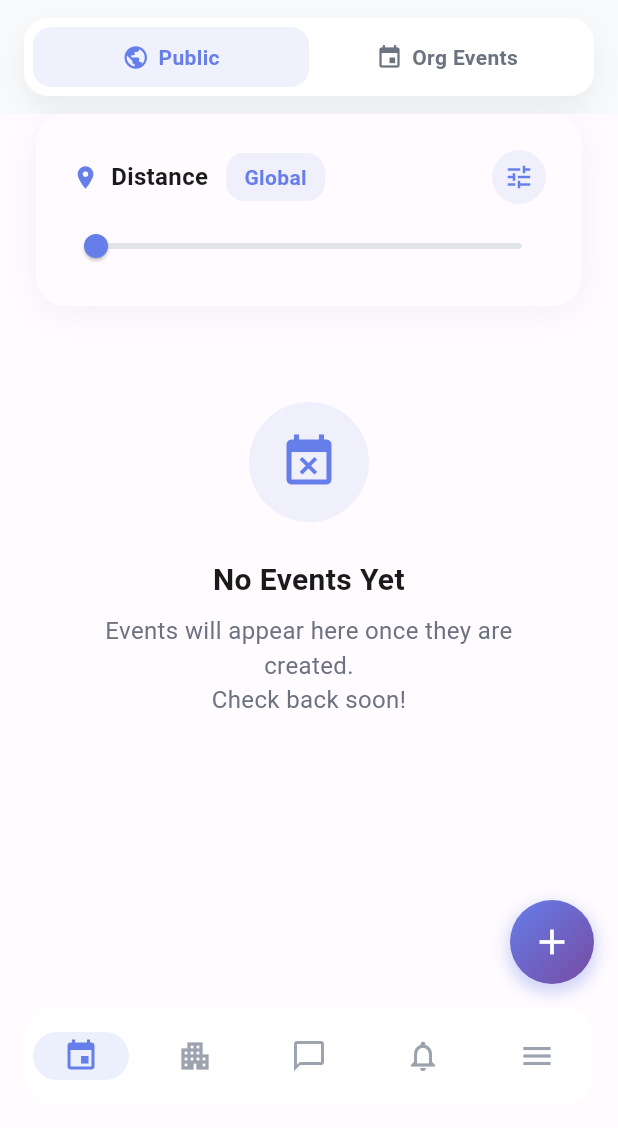
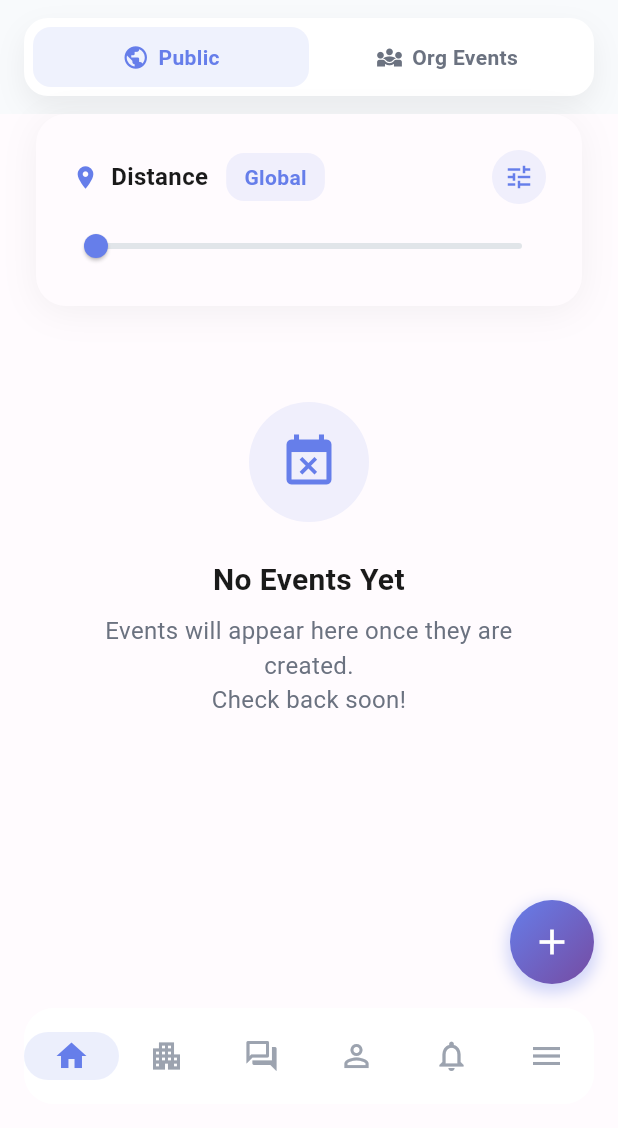
Before and after one commit to orgamiapps/orgamiappV1, a Flutter app: the DashboardScreen screen opened directly, on a phone screen of 412 x 824 dp, the part 108-1236 px from its top. Run offline on Flutter 3.47's test engine with Material 3 defaults, Android fonts, the phone set to English and light mode, and no system bars; our stand-ins replace cached_network_image, carousel_slider, cloud_firestore, firebase_auth, firebase_core, firebase_messaging and 17 more; missing offline and left inert: mobile_scanner, qr_code_scanner_plus, syncfusion_flutter_xlsio; accounts and stored records are empty; network calls fail.

Commit message:
UPDATED mobile app files with many changes as of 8/14/25 at 1:34am

```diff
--- a/lib/screens/Home/dashboard_screen.dart
+++ b/lib/screens/Home/dashboard_screen.dart
@@ -1,9 +1,10 @@
 import 'package:flutter/material.dart';
 import 'package:orgami/Screens/Home/home_hub_screen.dart';
-import 'package:orgami/Screens/Home/account_screen.dart';
+import 'package:orgami/screens/MyProfile/my_profile_screen.dart';
 import 'package:orgami/Screens/Home/notifications_screen.dart';
 import 'package:orgami/Screens/Messaging/messaging_screen.dart';
 import 'package:orgami/screens/Organizations/organizations_screen.dart';
+import 'package:orgami/Screens/Home/account_screen.dart';
 
 class DashboardScreen extends StatefulWidget {
   const DashboardScreen({super.key});
@@ -23,6 +24,7 @@ class _DashboardScreenState extends State<DashboardScreen> {
     HomeHubScreen(),
     OrganizationsScreen(),
     MessagingScreen(),
+    MyProfileScreen(showBackButton: false),
     NotificationsScreen(),
     AccountScreen(),
   ];
@@ -105,9 +107,9 @@ class _DashboardScreenState extends State<DashboardScreen> {
               }),
               destinations: const [
                 NavigationDestination(
-                  icon: Icon(Icons.event_outlined),
-                  selectedIcon: Icon(Icons.event),
-                  label: 'Events',
+                  icon: Icon(Icons.home_outlined),
+                  selectedIcon: Icon(Icons.home),
+                  label: 'Home',
                 ),
                 NavigationDestination(
                   icon: Icon(Icons.apartment_outlined),
@@ -115,9 +117,14 @@ class _DashboardScreenState extends State<DashboardScreen> {
                   label: 'Orgs',
                 ),
                 NavigationDestination(
-                  icon: Icon(Icons.chat_bubble_outline),
-                  selectedIcon: Icon(Icons.chat_bubble),
+                  icon: Icon(Icons.forum_outlined),
+                  selectedIcon: Icon(Icons.forum),
                   label: 'Messages',
+                ),
+                NavigationDestination(
+                  icon: Icon(Icons.person_outline),
+                  selectedIcon: Icon(Icons.person),
+                  label: 'Profile',
                 ),
                 NavigationDestination(
                   icon: Icon(Icons.notifications_none),
@@ -127,7 +134,7 @@ class _DashboardScreenState extends State<DashboardScreen> {
                 NavigationDestination(
                   icon: Icon(Icons.menu),
                   selectedIcon: Icon(Icons.menu),
-                  label: 'Menu',
+                  label: 'Account',
                 ),
               ],
             ),
--- a/lib/screens/Home/home_hub_screen.dart
+++ b/lib/screens/Home/home_hub_screen.dart
@@ -195,10 +195,7 @@ class _HomeHubScreenState extends State<HomeHubScreen> {
           _roundIconButton(
             icon: Icons.event,
             onTap: () {
-              RouterClass.nextScreenNormal(
-                context,
-                const CalendarScreen(),
-              );
+              RouterClass.nextScreenNormal(context, const CalendarScreen());
             },
           ),
           const SizedBox(width: 8),
@@ -264,7 +261,7 @@ class _HomeHubScreenState extends State<HomeHubScreen> {
       child: Row(
         children: [
           _segButton('Public', 0, primary, Icons.public),
-          _segButton('Org Events', 1, primary, Icons.event),
+          _segButton('Org Events', 1, primary, Icons.diversity_3),
         ],
       ),
     );
```
Also changed, not shown: lib/screens/Home/account_screen.dart (+1 -8 lines), lib/screens/Home/calendar_screen.dart (+25 -2 lines), lib/screens/MyProfile/my_profile_screen.dart (+7 -2 lines).
